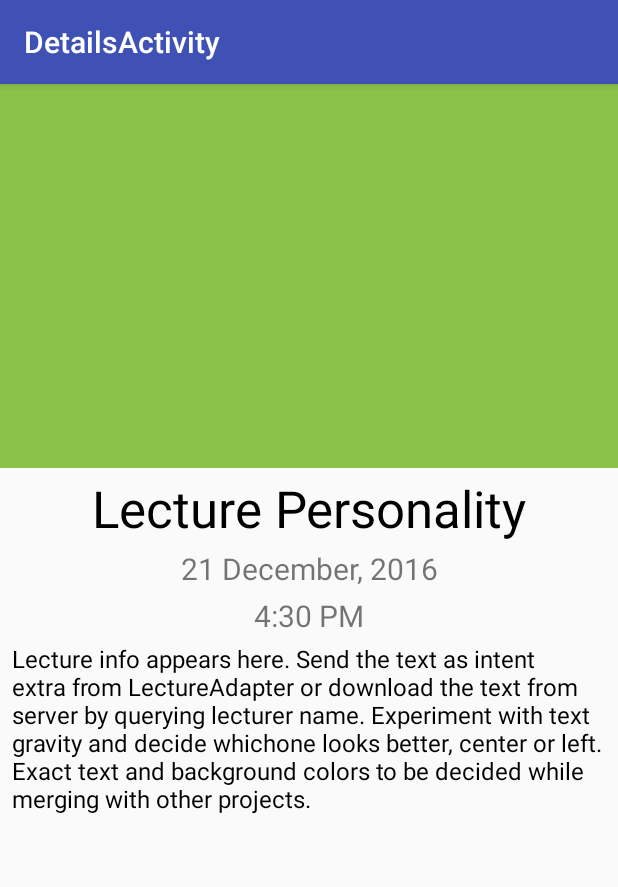
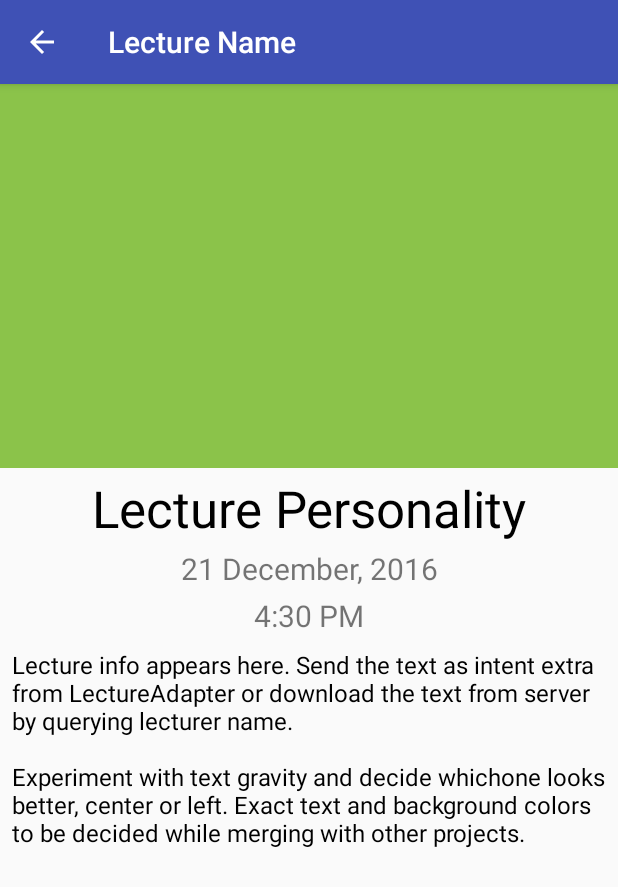
Before and after one commit to SathwikChadaga/EML, an Android app: the DetailsActivity screen opened directly, with no data from a screen before it, on a phone screen of 412 x 824 dp. Shown: the top 887 px of the screen. Run offline under Robolectric (Android 15) with nearby library versions, the phone set to English and light mode, and no system bars.

```diff
--- a/app/src/main/java/in/ac/iitm/students/eml/activities/DetailsActivity.java
+++ b/app/src/main/java/in/ac/iitm/students/eml/activities/DetailsActivity.java
@@ -5,6 +5,7 @@ import android.support.design.widget.FloatingActionButton;
 import android.support.design.widget.Snackbar;
 import android.support.v7.app.AppCompatActivity;
 import android.support.v7.widget.Toolbar;
+import android.view.MenuItem;
 import android.view.View;
 
 import in.ac.iitm.students.eml.R;
@@ -16,7 +17,20 @@ public class DetailsActivity extends AppCompatActivity {
         super.onCreate(savedInstanceState);
         setContentView(R.layout.activity_details);
         Toolbar toolbar = (Toolbar) findViewById(R.id.toolbar);
+        toolbar.setTitle("Lecture Name");
         setSupportActionBar(toolbar);
+        getSupportActionBar().setDisplayShowTitleEnabled(true);
+        getSupportActionBar().setDisplayHomeAsUpEnabled(true);
     }
 
+    @Override
+    public boolean onOptionsItemSelected(MenuItem item) {
+        switch (item.getItemId()) {
+            case android.R.id.home:
+                onBackPressed();
+                return true;
+        }
+
+        return super.onOptionsItemSelected(item);
+    }
 }
--- a/app/src/main/res/layout/content_details.xml
+++ b/app/src/main/res/layout/content_details.xml
@@ -60,9 +60,10 @@
             android:layout_height="wrap_content"
             android:gravity="left"
             android:paddingLeft="8dp"
+            android:paddingBottom="8dp"
             android:paddingRight="8dp"
-            android:paddingTop="4dp"
-            android:text="Lecture info appears here. Send the text as intent extra from LectureAdapter or download the text from server by querying lecturer name. Experiment with text gravity and decide whichone looks better, center or left. Exact text and background colors to be decided while merging with other projects."
+            android:paddingTop="8dp"
+            android:text="Lecture info appears here. Send the text as intent extra from LectureAdapter or download the text from server by querying lecturer name.\n\nExperiment with text gravity and decide whichone looks better, center or left. Exact text and background colors to be decided while merging with other projects."
             android:textColor="#000000"
             android:textSize="16sp" />
 
--- a/app/src/main/res/values/strings.xml
+++ b/app/src/main/res/values/strings.xml
@@ -1,8 +1,5 @@
 <resources>
     <string name="app_name">EML</string>
     <string name="action_settings">Settings</string>
-
-    <!-- TODO: Remove or change this placeholder text -->
-    <string name="hello_blank_fragment">Hello blank fragment</string>
-    <string name="title_activity_details">DetailsActivity</string>
+    <string name="title_activity_details">Lecture Details</string>
 </resources>
```
